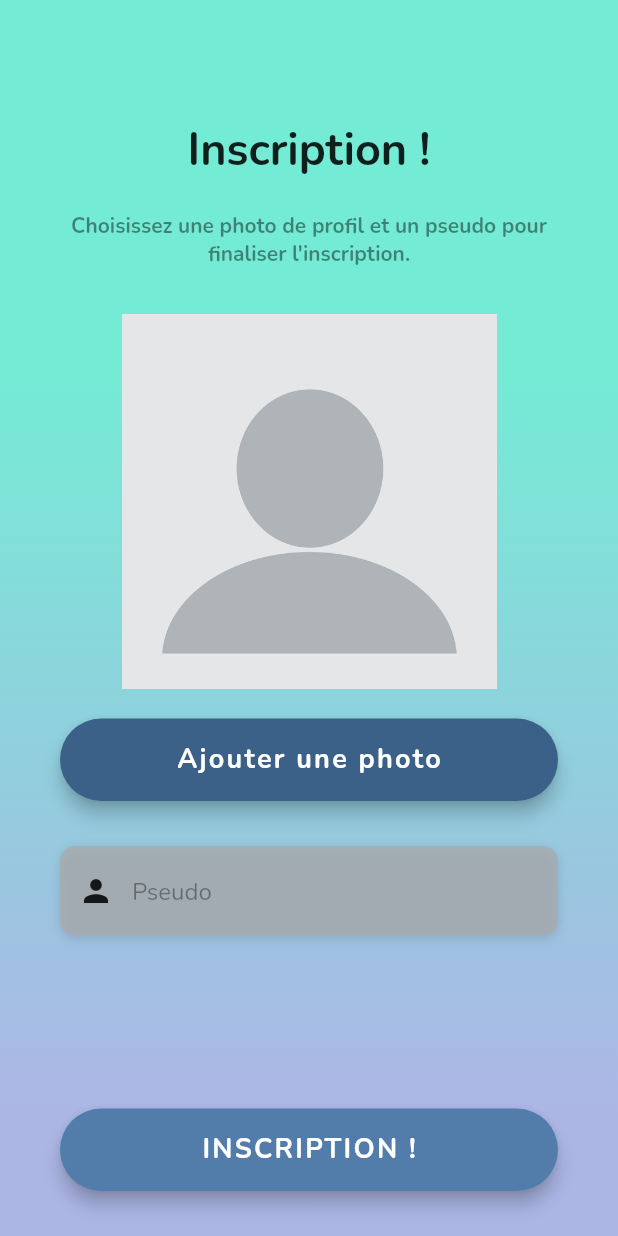
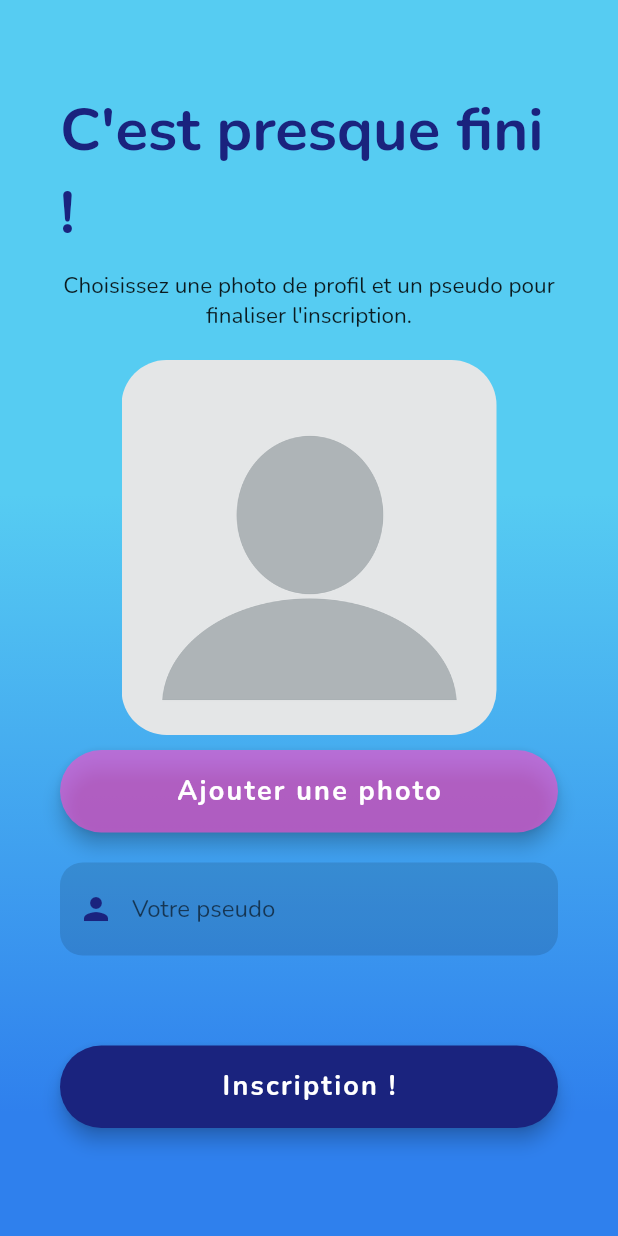
Before and after one commit to Thibma/La-Map, a Flutter app: the SignUpPage screen opened directly with empty values, after a tap on "Ajouter une photo", on a phone screen of 412 x 824 dp. Run offline on Flutter 3.47's test engine with Material 2 defaults, Android fonts, the phone set to English and light mode, and no system bars; our stand-ins replace firebase_auth, firebase_core, firebase_storage, geocoding, geolocator, get and 6 more; accounts and stored records are empty.

Commit message:
updates ui signup

```diff
--- a/frontend/la_map/lib/pages/signup_page.dart
+++ b/frontend/la_map/lib/pages/signup_page.dart
@@ -3,6 +3,8 @@ import 'dart:io';
 import 'package:flutter/material.dart';
 import 'package:flutter/services.dart';
 import 'package:la_map/pages/home_page.dart';
+import 'package:la_map/pages/widgets/main_button.dart';
+import 'package:la_map/pages/widgets/text_field_login.dart';
 import 'package:la_map/services/network.dart';
 import 'package:la_map/utils/alerdialog_error.dart';
 import 'package:la_map/utils/constants.dart';
@@ -29,25 +31,24 @@ class _SignupPageState extends State<SignUpPage> {
   final _picker = ImagePicker();
   final textController = TextEditingController();
 
-  Future<void> _openImagePicker() async {
-    await _picker.pickImage(source: ImageSource.gallery).then((photo) async {
-      await ImageCropper().cropImage(
-          sourcePath: photo!.path,
-          aspectRatioPresets: [
-            CropAspectRatioPreset.square
-          ]).then((croppedPhoto) {
-        _image.value = File(croppedPhoto!.path);
-      });
-    });
+  Future<void> openImagePicker() async {
+    try {
+      final file = await _picker.pickImage(source: ImageSource.gallery);
+      final croppedFile = await ImageCropper().cropImage(
+          sourcePath: file!.path,
+          aspectRatioPresets: [CropAspectRatioPreset.square]);
+      _image.value = File(croppedFile!.path);
+    } catch (e) {
+      //
+    }
   }
 
   @override
   Widget build(BuildContext context) {
     return Scaffold(
-      body: AnnotatedRegion<SystemUiOverlayStyle>(
-        value: SystemUiOverlayStyle.light,
-        child: GestureDetector(
-          onTap: () => FocusScope.of(context).unfocus(),
+      resizeToAvoidBottomInset: true,
+      body: GestureDetector(
+        onTap: () => FocusManager.instance.primaryFocus?.unfocus(),
         child: Stack(
           alignment: Alignment.center,
           children: [
@@ -59,44 +60,45 @@ class _SignupPageState extends State<SignUpPage> {
                   begin: Alignment.topCenter,
                   end: Alignment.bottomCenter,
                   colors: [
-                      Color(0xFF74EBD5),
-                      Color(0xFFACB6E5),
+                    Color(0xFF56CCF2),
+                    Color(0xFF2F80ED),
                   ],
-                    stops: [0.3, 0.9],
+                  stops: [0.4, 0.9],
                 ),
               ),
             ),
             SizedBox(
               height: double.infinity,
               child: SingleChildScrollView(
-                  physics: AlwaysScrollableScrollPhysics(),
                 padding: EdgeInsets.symmetric(
                   horizontal: 40.0,
-                    vertical: 80.0,
+                  vertical: 60.0,
                 ),
                 child: Column(
                   mainAxisAlignment: MainAxisAlignment.center,
                   children: [
                     Text(
-                        "Inscription !",
+                      "C'est presque fini !",
                       style: TextStyle(
-                          color: Colors.black87,
-                          fontSize: 30.0,
+                        color: primaryColor,
+                        fontSize: 40.0,
                         fontWeight: FontWeight.bold,
                       ),
                     ),
                     SizedBox(
-                        height: 20.0,
+                      height: 10.0,
                     ),
                     Text(
                       "Choisissez une photo de profil et un pseudo pour finaliser l'inscription.",
-                        style: kLabelStyle,
                       textAlign: TextAlign.center,
+                      style: TextStyle(fontSize: 15),
                     ),
                     SizedBox(
-                        height: 30.0,
+                      height: 20.0,
                     ),
-                      Obx(
+                    ClipRRect(
+                      borderRadius: BorderRadius.circular(30),
+                      child: Obx(
                         () => _image.value != null
                             ? Image.file(
                                 _image.value!,
@@ -109,90 +111,40 @@ class _SignupPageState extends State<SignUpPage> {
                                 height: 250.0,
                               ),
                       ),
+                    ),
+                    SizedBox(
+                      height: 10.0,
+                    ),
+                    SizedBox(
+                      width: double.infinity,
+                      child: MainElevatedButton(
+                        onPressed: openImagePicker,
+                        textButton: "Ajouter une photo",
+                        isMainButton: false,
+                      ),
+                    ),
                     SizedBox(
                       height: 20.0,
                     ),
+                    TextFieldLogin(
+                        hint: "Votre pseudo",
+                        icon: Icons.person,
+                        controller: textController),
+                    SizedBox(
+                      height: 60,
+                    ),
                     SizedBox(
                       width: double.infinity,
-                        child: ElevatedButton(
-                          onPressed: (() => _openImagePicker()),
-                          style: ButtonStyle(
-                              elevation: MaterialStateProperty.all(5.0),
-                              padding: MaterialStateProperty.all(
-                                  EdgeInsets.all(15.0)),
-                              backgroundColor: MaterialStateProperty.all(
-                                  Color.fromARGB(255, 60, 97, 137)),
-                              shape: MaterialStateProperty.all(
-                                  RoundedRectangleBorder(
-                                      borderRadius:
-                                          BorderRadius.circular(30.0)))),
-                          child: Text(
-                            'Ajouter une photo',
-                            style: TextStyle(
-                              color: Colors.white,
-                              letterSpacing: 1.5,
-                              fontSize: 18.0,
-                              fontWeight: FontWeight.bold,
-                            ),
-                          ),
-                        ),
-                      ),
-                      SizedBox(
-                        height: 30.0,
-                      ),
-                      Container(
-                        alignment: Alignment.centerLeft,
-                        decoration: kBoxDecorationStyleDown,
-                        height: 60.0,
-                        child: TextField(
-                          controller: textController,
-                          keyboardType: TextInputType.name,
-                          style: TextStyle(color: Colors.black38),
-                          decoration: InputDecoration(
-                              border: InputBorder.none,
-                              contentPadding: EdgeInsets.only(top: 14.0),
-                              prefixIcon:
-                                  Icon(Icons.person, color: Colors.black87),
-                              hintText: 'Pseudo',
-                              hintStyle: kHintTextStyle),
+                      child: MainElevatedButton(
+                        onPressed: signUp,
+                        textButton: "Inscription !",
                       ),
                     ),
                   ],
                 ),
               ),
             ),
-              Align(
-                alignment: Alignment.bottomCenter,
-                child: Container(
-                  padding: EdgeInsets.symmetric(
-                    horizontal: 40.0,
-                    vertical: 30.0,
-                  ),
-                  width: double.infinity,
-                  child: ElevatedButton(
-                    onPressed: (() => signUp()),
-                    style: ButtonStyle(
-                        elevation: MaterialStateProperty.all(5.0),
-                        padding:
-                            MaterialStateProperty.all(EdgeInsets.all(15.0)),
-                        backgroundColor:
-                            MaterialStateProperty.all(Color(0xFF527DAA)),
-                        shape: MaterialStateProperty.all(RoundedRectangleBorder(
-                            borderRadius: BorderRadius.circular(30.0)))),
-                    child: Text(
-                      'INSCRIPTION !',
-                      style: TextStyle(
-                        color: Colors.white,
-                        letterSpacing: 1.5,
-                        fontSize: 18.0,
-                        fontWeight: FontWeight.bold,
-                      ),
-                    ),
-                  ),
-                ),
-              ),
           ],
-          ),
         ),
       ),
     );
--- a/frontend/la_map/lib/pages/widgets/main_button.dart
+++ b/frontend/la_map/lib/pages/widgets/main_button.dart
@@ -4,11 +4,15 @@ import '../../utils/constants.dart';
 
 class MainElevatedButton extends StatelessWidget {
   const MainElevatedButton(
-      {Key? key, required this.onPressed, required this.textButton})
+      {Key? key,
+      required this.onPressed,
+      required this.textButton,
+      this.isMainButton = true})
       : super(key: key);
 
   final Function() onPressed;
   final String textButton;
+  final bool isMainButton;
 
   @override
   Widget build(BuildContext context) {
@@ -17,7 +21,8 @@ class MainElevatedButton extends StatelessWidget {
       style: ButtonStyle(
           elevation: MaterialStateProperty.all(5.0),
           padding: MaterialStateProperty.all(EdgeInsets.all(15.0)),
-          backgroundColor: MaterialStateProperty.all(primaryColor),
+          backgroundColor: MaterialStateProperty.all(
+              isMainButton ? primaryColor : lightColor),
           shape: MaterialStateProperty.all(RoundedRectangleBorder(
               borderRadius: BorderRadius.circular(30.0)))),
       child: Text(
--- a/frontend/la_map/lib/pages/widgets/error_dialog.dart
+++ b/frontend/la_map/lib/pages/widgets/ok_dialog.dart
@@ -4,8 +4,8 @@ import 'package:flutter/src/widgets/framework.dart';
 import 'package:get/get.dart';
 import 'package:la_map/utils/constants.dart';
 
-class ErrorDialog extends StatelessWidget {
-  ErrorDialog({
+class OkDialog extends StatelessWidget {
+  OkDialog({
     Key? key,
     required this.titleError,
     required this.contentError,
--- a/frontend/la_map/lib/services/network.dart
+++ b/frontend/la_map/lib/services/network.dart
@@ -25,6 +25,8 @@ class Network {
       }
 
       return responseModel;
+    } else if (response.statusCode == 404) {
+      throw (404);
     } else {
       throw (response.body);
     }
@@ -38,6 +40,9 @@ class Network {
     try {
       return User.fromJson(apiResponse(response).message);
     } catch (e) {
+      if (response.statusCode == 404) {
+        throw (404);
+      }
       throw (apiResponse(response).message);
     }
   }
```
Also changed, not shown: frontend/la_map/lib/pages/login_page.dart (+60 -37 lines), frontend/la_map/lib/pages/widgets/signup_password.dart (+42 -13 lines), frontend/la_map/lib/services/authentication.dart (+46 -33 lines), 4 other files. Lines whose indentation alone changed are shown as unchanged.
